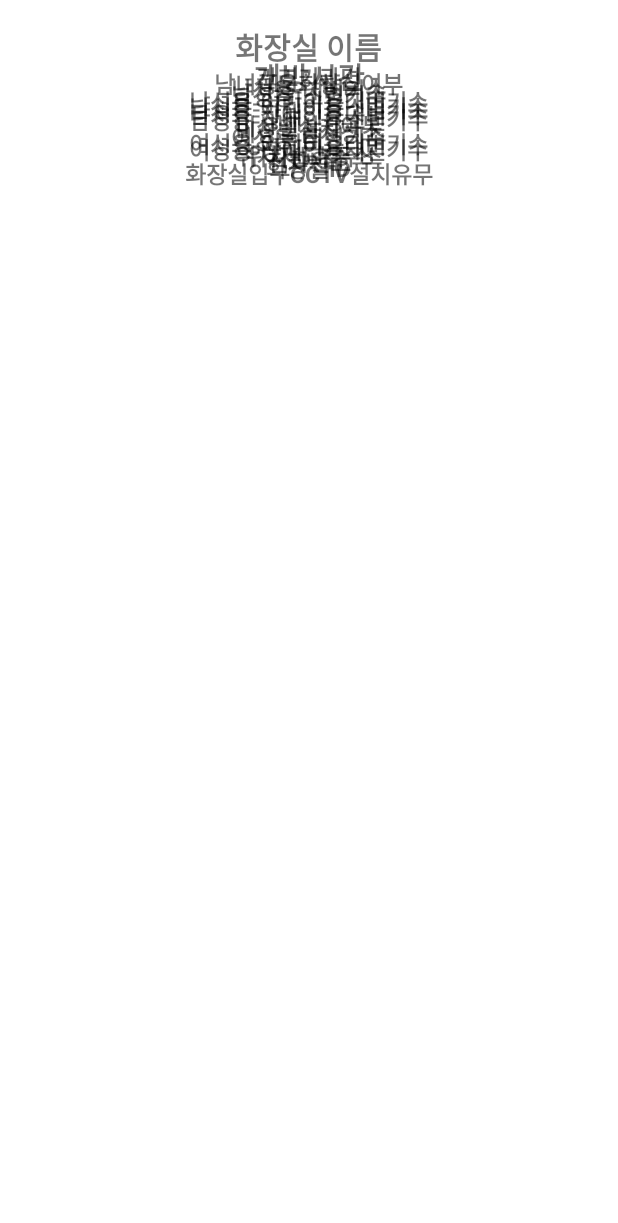
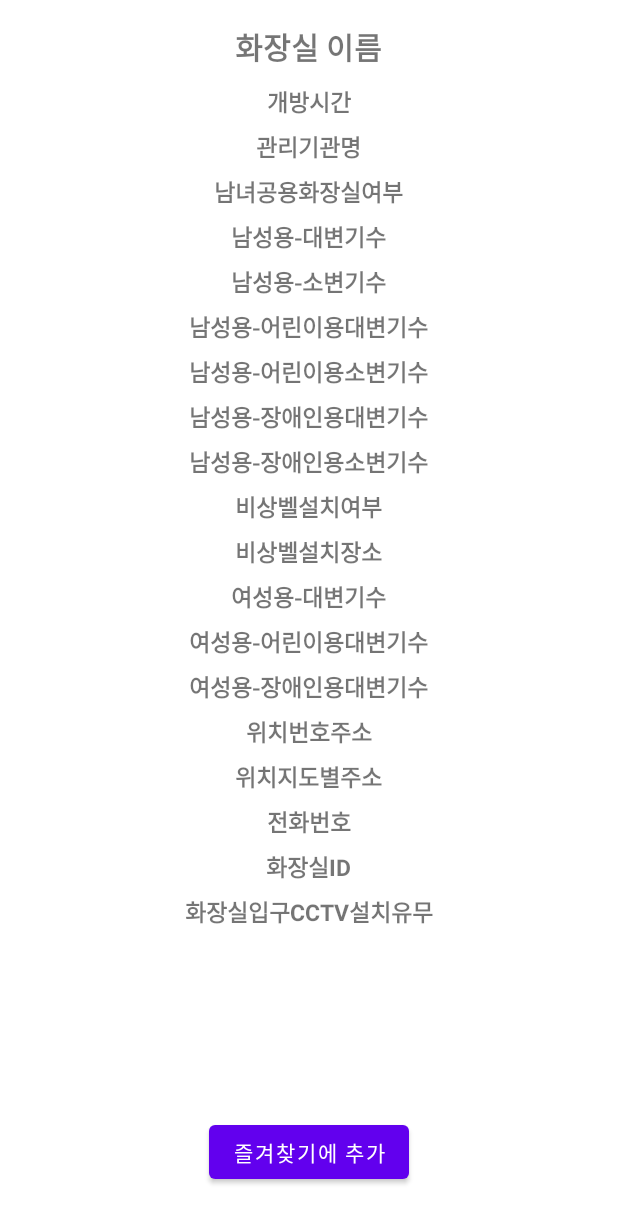
Before and after one commit to Kimbabo9/toilet-search, an Android app: the layout activity_toilet_info.xml on its own in the app's theme, with its tools: preview values and no code run, on a phone screen of 412 x 824 dp. Shown: the top 1223 px of the screen. Run offline under Robolectric (Android 15) with nearby library versions, the phone set to English and light mode, and no system bars.

Commit message:
화장실 정보들 들고와서 저장후 표시 줄간격 맞추고 밑에 즐겨찾기 버튼 생성

```diff
--- a/app/src/main/java/com/example/toilet_search_app/MapviewActivity.java
+++ b/app/src/main/java/com/example/toilet_search_app/MapviewActivity.java
@@ -167,7 +167,7 @@ public class MapviewActivity extends AppCompatActivity {
                 open.put("locationMapAddress", locationMapAddress);
                 open.put("phoneNumber", phoneNumber);
                 open.put("toiletID", toiletID);
-                open.put("restroomEntranceCCTVInstalled", toiletID);
+                open.put("restroomEntranceCCTVInstalled", restroomEntranceCCTVInstalled);
 
                 total.put(itemName, open);
 
--- a/app/src/main/res/layout/activity_toilet_info.xml
+++ b/app/src/main/res/layout/activity_toilet_info.xml
@@ -11,7 +11,7 @@
         android:textSize="20sp"
         android:textStyle="bold"
         android:layout_centerHorizontal="true"
-        android:layout_marginBottom="8dp"
+        android:layout_marginBottom="10dp"
         android:text="화장실 이름" />
 
 
@@ -21,10 +21,10 @@
         android:id="@+id/textViewopeningHours"
         android:layout_width="wrap_content"
         android:layout_height="wrap_content"
-        android:textSize="20sp"
+        android:textSize="15sp"
         android:textStyle="bold"
         android:layout_centerHorizontal="true"
-        android:layout_marginTop="20dp"
+        android:layout_marginTop="40dp"
         android:text="개방시간" />
 
 
@@ -35,7 +35,7 @@
         android:textSize="15sp"
         android:textStyle="bold"
         android:layout_centerHorizontal="true"
-        android:layout_marginTop="24dp"
+        android:layout_marginTop="70dp"
         android:text="관리기관명" />
 
     <TextView
@@ -45,7 +45,7 @@
         android:textSize="15sp"
         android:textStyle="bold"
         android:layout_centerHorizontal="true"
-        android:layout_marginTop="28dp"
+        android:layout_marginTop="100dp"
         android:text="남녀공용화장실여부" />
 
     <TextView
@@ -55,7 +55,7 @@
         android:textSize="15sp"
         android:textStyle="bold"
         android:layout_centerHorizontal="true"
-        android:layout_marginTop="32dp"
+        android:layout_marginTop="130dp"
         android:text="남성용-대변기수" />
 
     <TextView
@@ -65,7 +65,7 @@
         android:textSize="15sp"
         android:textStyle="bold"
         android:layout_centerHorizontal="true"
-        android:layout_marginTop="36dp"
+        android:layout_marginTop="160dp"
         android:text="남성용-소변기수" />
 
     <TextView
@@ -75,7 +75,7 @@
         android:textSize="15sp"
         android:textStyle="bold"
         android:layout_centerHorizontal="true"
-        android:layout_marginTop="40dp"
+        android:layout_marginTop="190dp"
         android:text="남성용-어린이용대변기수" />
 
     <TextView
@@ -85,7 +85,7 @@
         android:textSize="15sp"
         android:textStyle="bold"
         android:layout_centerHorizontal="true"
-        android:layout_marginTop="44dp"
+        android:layout_marginTop="220dp"
         android:text="남성용-어린이용소변기수" />
 
     <TextView
@@ -95,7 +95,7 @@
         android:textSize="15sp"
         android:textStyle="bold"
         android:layout_centerHorizontal="true"
-        android:layout_marginTop="48dp"
+        android:layout_marginTop="250dp"
         android:text="남성용-장애인용대변기수" />
 
     <TextView
@@ -105,7 +105,7 @@
         android:textSize="15sp"
         android:textStyle="bold"
         android:layout_centerHorizontal="true"
-        android:layout_marginTop="52dp"
+        android:layout_marginTop="280dp"
         android:text="남성용-장애인용소변기수" />
 
     <TextView
@@ -115,7 +115,7 @@
         android:textSize="15sp"
         android:textStyle="bold"
         android:layout_centerHorizontal="true"
-        android:layout_marginTop="56dp"
+        android:layout_marginTop="310dp"
         android:text="비상벨설치여부" />
 
     <TextView
@@ -125,7 +125,7 @@
         android:textSize="15sp"
         android:textStyle="bold"
         android:layout_centerHorizontal="true"
-        android:layout_marginTop="60dp"
+        android:layout_marginTop="340dp"
         android:text="비상벨설치장소" />
 
     <TextView
@@ -135,7 +135,7 @@
         android:textSize="15sp"
         android:textStyle="bold"
         android:layout_centerHorizontal="true"
-        android:layout_marginTop="64dp"
+        android:layout_marginTop="370dp"
         android:text="여성용-대변기수" />
 
     <TextView
@@ -145,7 +145,7 @@
         android:textSize="15sp"
         android:textStyle="bold"
         android:layout_centerHorizontal="true"
-        android:layout_marginTop="68dp"
+        android:layout_marginTop="400dp"
         android:text="여성용-어린이용대변기수" />
 
     <TextView
@@ -155,7 +155,7 @@
         android:textSize="15sp"
         android:textStyle="bold"
         android:layout_centerHorizontal="true"
-        android:layout_marginTop="72dp"
+        android:layout_marginTop="430dp"
         android:text="여성용-장애인용대변기수" />
 
     <TextView
@@ -165,7 +165,7 @@
         android:textSize="15sp"
         android:textStyle="bold"
         android:layout_centerHorizontal="true"
-        android:layout_marginTop="76dp"
+        android:layout_marginTop="460dp"
         android:text="위치번호주소" />
 
     <TextView
@@ -175,7 +175,7 @@
         android:textSize="15sp"
         android:textStyle="bold"
         android:layout_centerHorizontal="true"
-        android:layout_marginTop="76dp"
+        android:layout_marginTop="490dp"
         android:text="위치지도별주소" />
 
     <TextView
@@ -185,7 +185,7 @@
         android:textSize="15sp"
         android:textStyle="bold"
         android:layout_centerHorizontal="true"
-        android:layout_marginTop="80dp"
+        android:layout_marginTop="520dp"
         android:text="전화번호" />
 
     <TextView
@@ -195,7 +195,7 @@
         android:textSize="15sp"
         android:textStyle="bold"
         android:layout_centerHorizontal="true"
-        android:layout_marginTop="84dp"
+        android:layout_marginTop="550dp"
         android:text="화장실ID" />
 
     <TextView
@@ -205,7 +205,16 @@
         android:textSize="15sp"
         android:textStyle="bold"
         android:layout_centerHorizontal="true"
-        android:layout_marginTop="88dp"
+        android:layout_marginTop="580dp"
         android:text="화장실입구CCTV설치유무" />
 
+    <Button
+        android:id="@+id/buttonAddToFavorites"
+        android:layout_width="wrap_content"
+        android:layout_height="wrap_content"
+        android:text="즐겨찾기에 추가"
+        android:layout_centerHorizontal="true"
+        android:layout_alignParentBottom="true"
+        android:layout_marginBottom="16dp" />
+
 </RelativeLayout>
```
Also changed, not shown: app/src/main/java/com/example/toilet_search_app/ToiletInfoActivity.java (+21 -20 lines).
